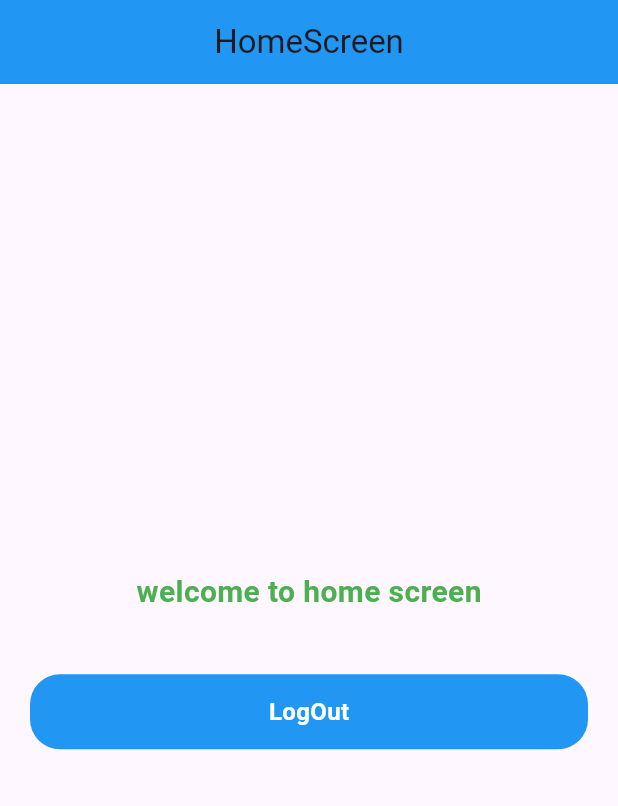
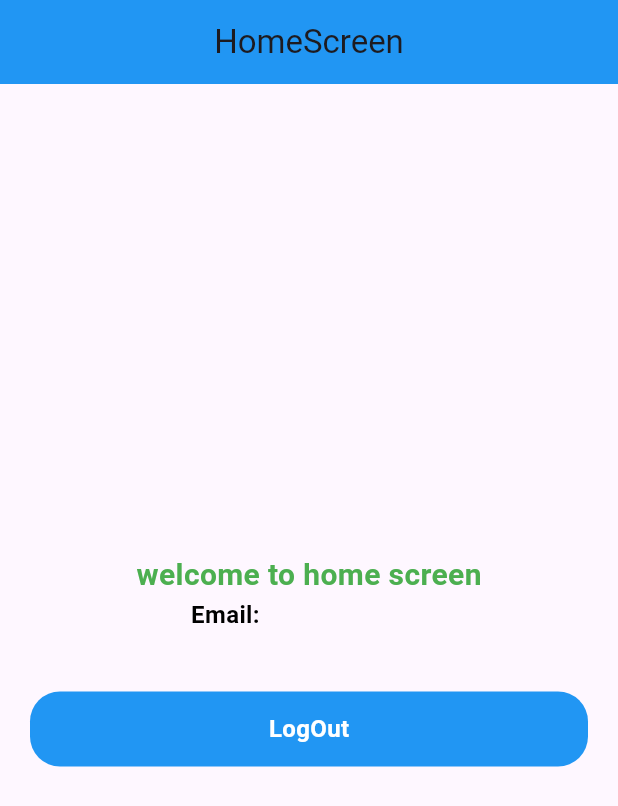
Before and after one commit to Salman-Dev336/Multi_Roles_App_Flutter, a Flutter app: the screen it shows after launch, after a tap on "Login", on a phone screen of 412 x 824 dp. Shown: the top 806 px of the screen. Run offline on Flutter 3.47's test engine with Material 3 defaults, Android fonts, the phone set to English and light mode, and no system bars; our stand-ins replace shared_preferences; network calls fail.

Commit message:
displaying user data

```diff
--- a/lib/home_screen.dart
+++ b/lib/home_screen.dart
@@ -12,6 +12,8 @@ class HomeScreen extends StatefulWidget {
 
 class _HomeScreenState extends State<HomeScreen> {
 
+  String email = '';
+
   @override
   void initState(){
     super.initState();
@@ -20,8 +22,12 @@ class _HomeScreenState extends State<HomeScreen> {
   }
   Future<void> loadData() async {
     SharedPreferences sp =  await SharedPreferences.getInstance();
-    String email = sp.getString('email') ?? 'no email';
-    print(email);
+    email = sp.getString('email')?? 'no email';
+    setState(() {
+
+    });
+    // String email = sp.getString('email') ?? 'no email';
+    // print(email);
   }
   @override
   Widget build(BuildContext context) {
@@ -48,6 +54,30 @@ class _HomeScreenState extends State<HomeScreen> {
 
                 ),
               ),
+              ),
+              Row(
+                mainAxisAlignment: MainAxisAlignment.spaceEvenly,
+                children: [
+                  Text('Email: ',
+                  style: TextStyle(
+                    fontSize: 16,
+                    color: Colors.black,
+                    fontWeight: FontWeight.bold,
+                  ),
+                  ),
+
+                  Text(email.toString(),
+                  style: TextStyle(
+                    fontSize: 16,
+                    color: Colors.black,
+                    fontWeight: FontWeight.bold,
+                  ),
+                  ),
+
+
+
+                ],
+
               ),
               SizedBox(height: 40),
               InkWell(
```
